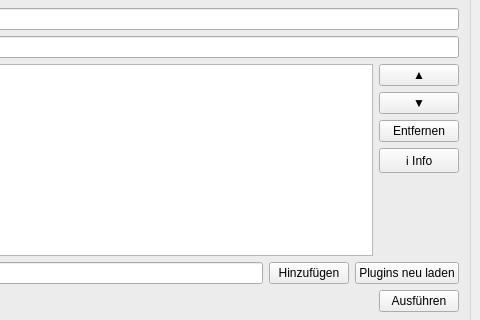
Before: the Qt Designer form ui/service_win.ui in hoyerth/PyTrader, drawn with Qt 5; both pictures show x 800 to 1280 and y 142 to 462 of the 1280 by 800 pixel window.
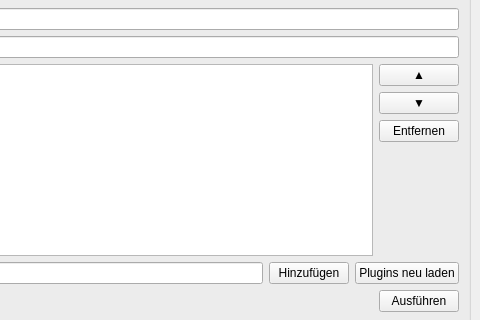
After: the same form once the commit is applied.

Commit message: P15 3.11/3.12: MasterTree-Tooltip-Aktiv-Logik (indicator_id) & Info-Button statt Box-Button

Patch:
```diff
--- a/ui/service_win.ui
+++ b/ui/service_win.ui
@@ -261,16 +261,6 @@
              </property>
             </widget>
            </item>
-           <item>
-            <widget class="QPushButton" name="btn_info_service">
-             <property name="text">
-              <string>ℹ Info</string>
-             </property>
-             <property name="toolTip">
-              <string>Zeigt die vollständigen Beschreibungsfelder der markierten Service-Instanz (Phase 14 P14-01).</string>
-             </property>
-            </widget>
-           </item>
            <item>
             <spacer name="verticalSpacer_order">
              <property name="orientation">
```
The commit also changes 9 other files.
